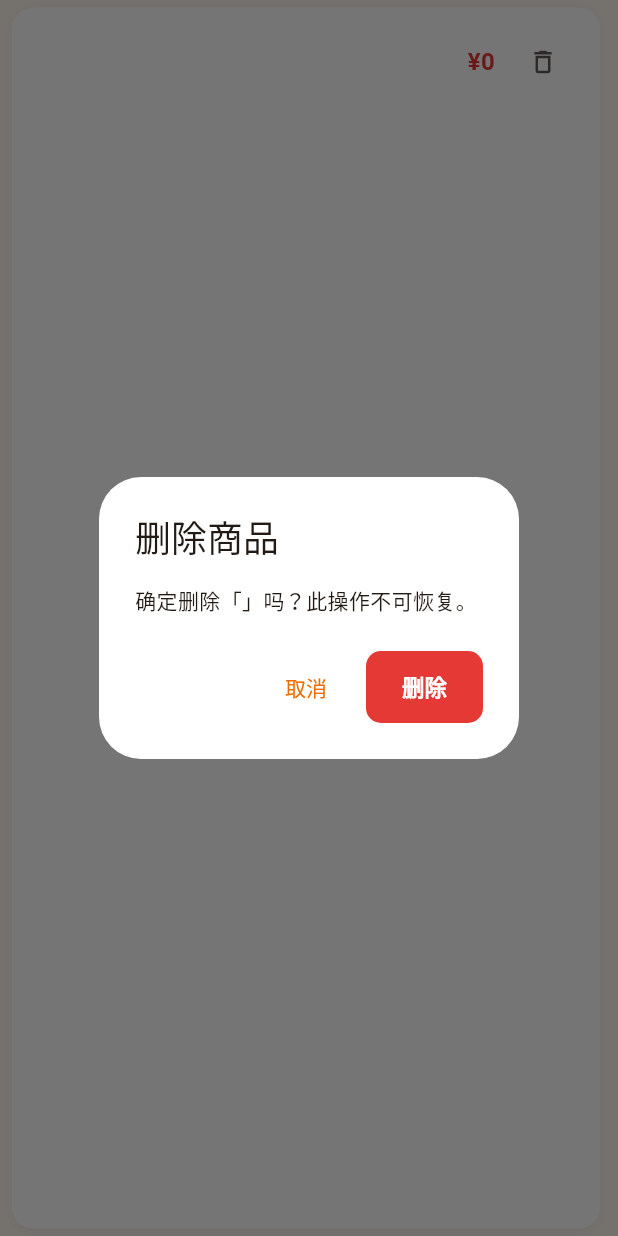
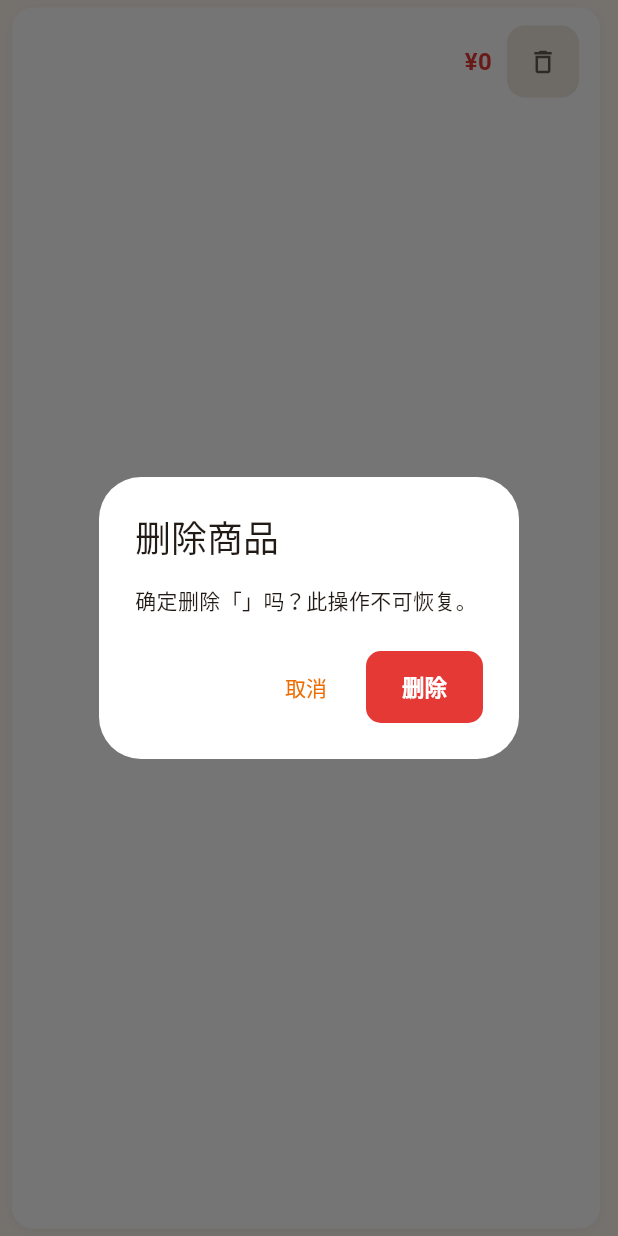
Before and after one commit to HTiFeNG/shop_keeper, a Flutter app: the ProductTile widget shown alone on an empty page, opened directly with empty values, after a tap on the "delete outline" icon, on a phone screen of 412 x 824 dp. Run offline on Flutter 3.47's test engine with Material 3 defaults, Android fonts, the phone set to English and light mode, and no system bars; our stand-ins replace file_picker, fl_chart, share_plus, shared_preferences, web; missing offline and left inert: dart:js_interop, excel, lpinyin, mobile_scanner; accounts and stored records are empty.

Commit message:
商品行：统一三个元素的间距（根因是两个按钮的可见边界不同）（versionCode → 21）
用户反馈「¥2.00 / 记一笔 / 删除 三者间距不一致」。根因不是间距数值，
而是两个按钮的**可见边界不一样**：
- 「记一笔」有橙色底 → 可见的是 36dp 色块，距 IconButton 外框 6dp
- 「删除」没有底色 → 可见的只有 20dp 图标，距外框 14dp
于是「价格→记一笔」视觉间距 14dp、「记一笔→删除」20dp，怎么调都不均匀。

改法：抽出 _actionBtn()，两个按钮统一成 **48×48、圆角 12 的实心块**：
- 记一笔：橙底 + 橙图标；删除：极淡灰底 + 灰图标（主次仍然分得开）
- 删除也必须给底色，否则它的可见边界只剩 20dp 图标，间距又会不均
- 三者之间统一 SizedBox(width: 10)，视觉间距完全一致

测试：新增「价格、记一笔、删除三者的间距一致」—— 量价格右边缘到两个按钮块
左/右边缘的距离并断言相等，把这个反馈固化成回归断言。
（为此给 pumpTile 加了 onQuickSale 参数。）

```diff
--- a/lib/widgets/product_tile.dart
+++ b/lib/widgets/product_tile.dart
@@ -192,6 +192,36 @@ class ProductTile extends StatelessWidget {
     );
   }
 
+  /// 行尾操作按钮：统一 48×48 圆角块、图标 20 居中。
+  ///
+  /// 为什么不直接用裸 `IconButton` —— 它默认带 8dp 内边距，于是「有背景色」的
+  /// 按钮可见边界是 36dp 的圆、「没背景色」的只剩 20dp 的图标，两者差了 8dp。
+  /// 结果「价格 → 记一笔」的视觉间距是 14dp、「记一笔 → 删除」是 20dp，怎么摆
+  /// 都不均匀。统一成同尺寸的实心块之后，间距完全由外面的 SizedBox 决定。
+  Widget _actionBtn({
+    required IconData icon,
+    required String tooltip,
+    required VoidCallback onPressed,
+    bool highlight = false,
+  }) {
+    return IconButton(
+      tooltip: tooltip,
+      padding: EdgeInsets.zero,
+      constraints: const BoxConstraints.tightFor(width: 48, height: 48),
+      style: IconButton.styleFrom(
+        // 删除也用极淡的底色：不给底色的话它的可见边界只有 20dp 的图标，
+        // 和旁边 48dp 的实心块并排，间距看着又会不均。
+        // （主次仍然分得开：记一笔是橙底橙图标，删除是灰底灰图标。）
+        backgroundColor: highlight ? AppTheme.orangeSurface : AppTheme.divider,
+        foregroundColor:
+            highlight ? AppTheme.primary : AppTheme.textSecondary,
+        shape: RoundedRectangleBorder(borderRadius: BorderRadius.circular(12)),
+      ),
+      icon: Icon(icon, size: 20),
+      onPressed: onPressed,
+    );
+  }
+
   @override
   Widget build(BuildContext context) {
     return Container(
@@ -245,7 +275,10 @@ class ProductTile extends StatelessWidget {
                       ],
                     ),
                   ),
-                  const SizedBox(width: 8),
+                  // 价格与按钮之间、按钮彼此之间统一留 10dp —— 三者的视觉间距
+                  // 因此完全一致（此前「价格→记一笔」是 14dp、「记一笔→删除」是
+                  // 20dp，因为两种按钮的可见边界差了 8dp）。
+                  const SizedBox(width: 10),
                   // 中：零售价。
                   //
                   // **定宽 + 右对齐**，让列表里所有商品的价格竖直成列 —— 否则
@@ -270,30 +303,25 @@ class ProductTile extends StatelessWidget {
                       ),
                     ),
                   ),
-                  // 价格与按钮之间也留 8dp。加上 IconButton 自带的 8dp 内边距，
-                  // 视觉间距与「两个按钮之间」一致 —— 之前这里是 0，
-                  // 价格紧贴着按钮，三个元素疏密不均，看着就乱。
-                  const SizedBox(width: 8),
                   // 右：记一笔 + 删除（批量模式下隐藏）
                   //
                   // 星标按钮已去掉：首页「最近常卖」是按销量自动生成的，并不依赖
                   // 手工加星 —— 那个按钮挤占的宽度比它的用处大得多，去掉后商品名
                   // 和标签都宽松了。要设常用时进编辑页。
                   if (!_batchMode) ...[
-                    if (onQuickSale != null)
-                      IconButton(
+                    if (onQuickSale != null) ...[
+                      const SizedBox(width: 10),
+                      _actionBtn(
+                        icon: Icons.point_of_sale,
                         tooltip: '记一笔销售',
-                        style: IconButton.styleFrom(
-                          backgroundColor: AppTheme.orangeSurface,
-                          foregroundColor: AppTheme.primary,
-                        ),
-                        icon: const Icon(Icons.point_of_sale, size: 20),
-                        onPressed: onQuickSale,
+                        highlight: true,
+                        onPressed: onQuickSale!,
                       ),
-                    IconButton(
+                    ],
+                    const SizedBox(width: 10),
+                    _actionBtn(
+                      icon: Icons.delete_outline,
                       tooltip: '删除商品',
-                      icon: Icon(Icons.delete_outline,
-                          size: 20, color: AppTheme.textSecondary),
                       onPressed: () => _confirmDelete(context),
                     ),
                   ],
--- a/pubspec.yaml
+++ b/pubspec.yaml
@@ -2,7 +2,7 @@ name: shop_keeper
 description: "店铺管家 —— 商品管理 × 营业额记录，一站式守店工具（Android + Web）。"
 publish_to: 'none' # 仅本地使用，不发布到 pub.dev
 
-version: 5.0.0+20
+version: 5.0.0+21
 
 environment:
   sdk: ^3.13.0
```
Also changed, not shown: 1 other file.
